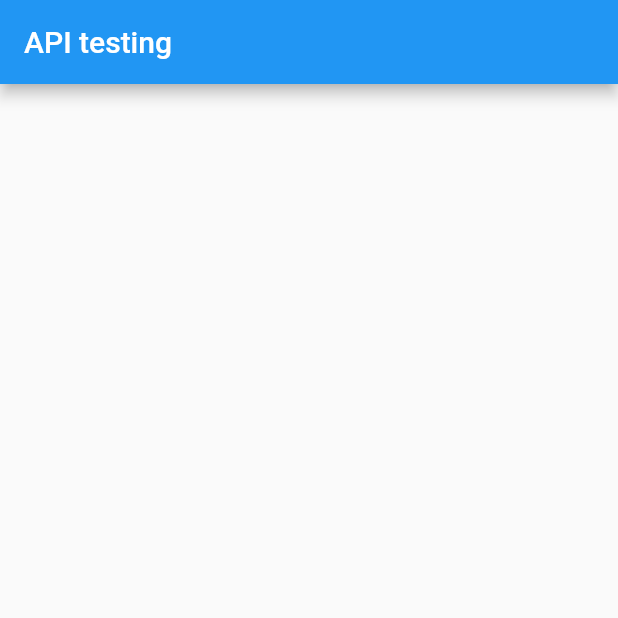
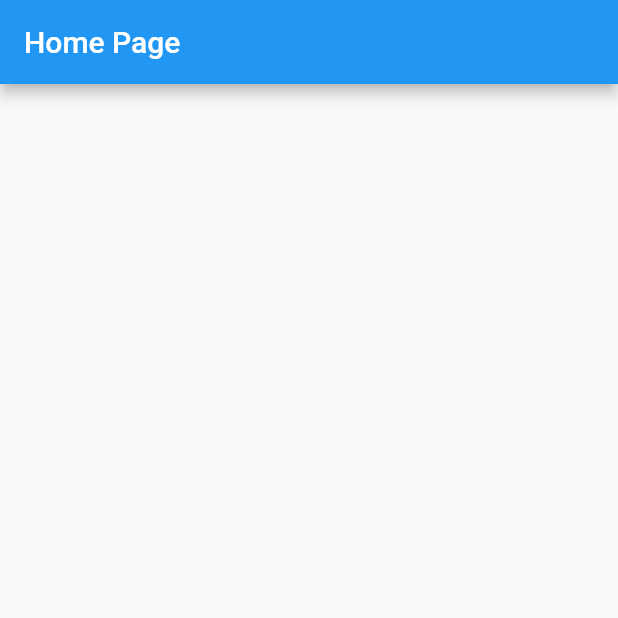
Before and after one commit to Saon00/beginner-api-test, a Flutter app: the screen it shows after launch, on a phone screen of 412 x 824 dp, the top half of it. Run offline on Flutter 3.47's test engine with Material 2 defaults, Android fonts, the phone set to English and light mode, and no system bars.

Commit message:
folders created

```diff
--- a/lib/main.dart
+++ b/lib/main.dart
@@ -1,3 +1,4 @@
+import 'package:apipractise/views/home_page.dart';
 import 'package:flutter/material.dart';
 
 void main(List<String> args) {
@@ -16,8 +17,8 @@ class MyApp extends StatefulWidget {
 class _MyAppState extends State<MyApp> {
   @override
   Widget build(BuildContext context) {
-    return Scaffold(
-      appBar: AppBar(title: const Text('API testing')),
+    return const Scaffold(
+      body: HomePage(),
     );
   }
 }
--- /dev/null
+++ b/lib/views/home_page.dart
@@ -0,0 +1,19 @@
+import 'package:flutter/material.dart';
+import 'package:flutter/src/widgets/framework.dart';
+import 'package:flutter/src/widgets/placeholder.dart';
+
+class HomePage extends StatefulWidget {
+  const HomePage({super.key});
+
+  @override
+  State<HomePage> createState() => _HomePageState();
+}
+
+class _HomePageState extends State<HomePage> {
+  @override
+  Widget build(BuildContext context) {
+    return Scaffold(
+      appBar: AppBar(title: const Text('Home Page')),
+    );
+  }
+}
```
